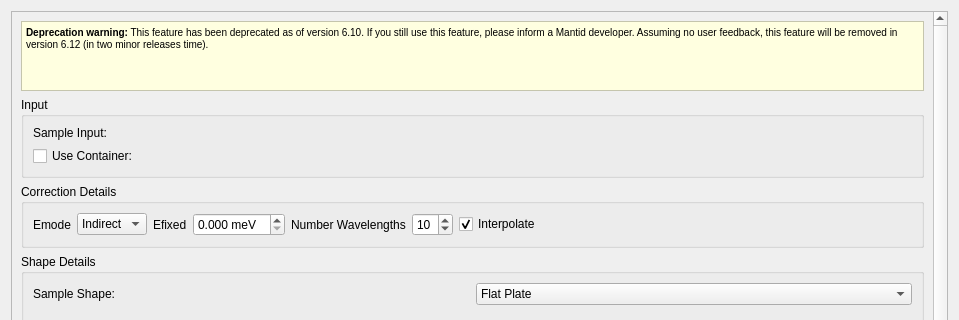
mantidproject/mantid, file qt/scientific_interfaces/Inelastic/Corrections/CalculatePaalmanPings.ui: the form before one commit; both pictures show x 0 to 959 and y 0 to 320 of the 959 by 742 pixel window.
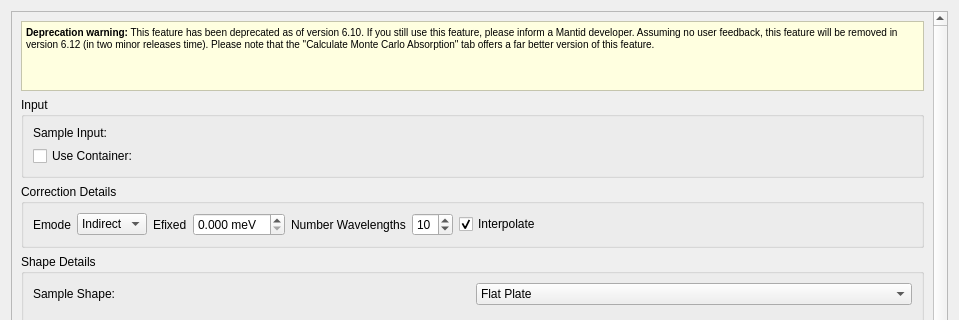
The form after the commit. Custom widgets are drawn as their Qt base class.

Commit message: Mention that Calculate Monte Carlo absorption should be used instead

The edit to the form file:
```diff
--- a/qt/scientific_interfaces/Inelastic/Corrections/CalculatePaalmanPings.ui
+++ b/qt/scientific_interfaces/Inelastic/Corrections/CalculatePaalmanPings.ui
@@ -44,7 +44,7 @@
 &lt;html&gt;&lt;head&gt;&lt;meta name=&quot;qrichtext&quot; content=&quot;1&quot; /&gt;&lt;style type=&quot;text/css&quot;&gt;
 p, li { white-space: pre-wrap; }
 &lt;/style&gt;&lt;/head&gt;&lt;body style=&quot; font-family:'MS Shell Dlg 2'; font-size:7.8pt; font-weight:400; font-style:normal;&quot;&gt;
-&lt;p style=&quot; margin-top:0px; margin-bottom:0px; margin-left:0px; margin-right:0px; -qt-block-indent:0; text-indent:0px;&quot;&gt;&lt;span style=&quot; font-weight:600;&quot;&gt;Deprecation warning:&lt;/span&gt; This feature has been deprecated as of version 6.10. If you still use this feature, please inform a Mantid developer. Assuming no user feedback, this feature will be removed in version 6.12 (in two minor releases time).&lt;/p&gt;&lt;/body&gt;&lt;/html&gt;</string>
+&lt;p style=&quot; margin-top:0px; margin-bottom:0px; margin-left:0px; margin-right:0px; -qt-block-indent:0; text-indent:0px;&quot;&gt;&lt;span style=&quot; font-weight:600;&quot;&gt;Deprecation warning:&lt;/span&gt; This feature has been deprecated as of version 6.10. If you still use this feature, please inform a Mantid developer. Assuming no user feedback, this feature will be removed in version 6.12 (in two minor releases time). Please note that the &amp;quot;Calculate Monte Carlo Absorption&amp;quot; tab offers a far better version of this feature.&lt;/p&gt;&lt;/body&gt;&lt;/html&gt;</string>
          </property>
         </widget>
        </item>
```
